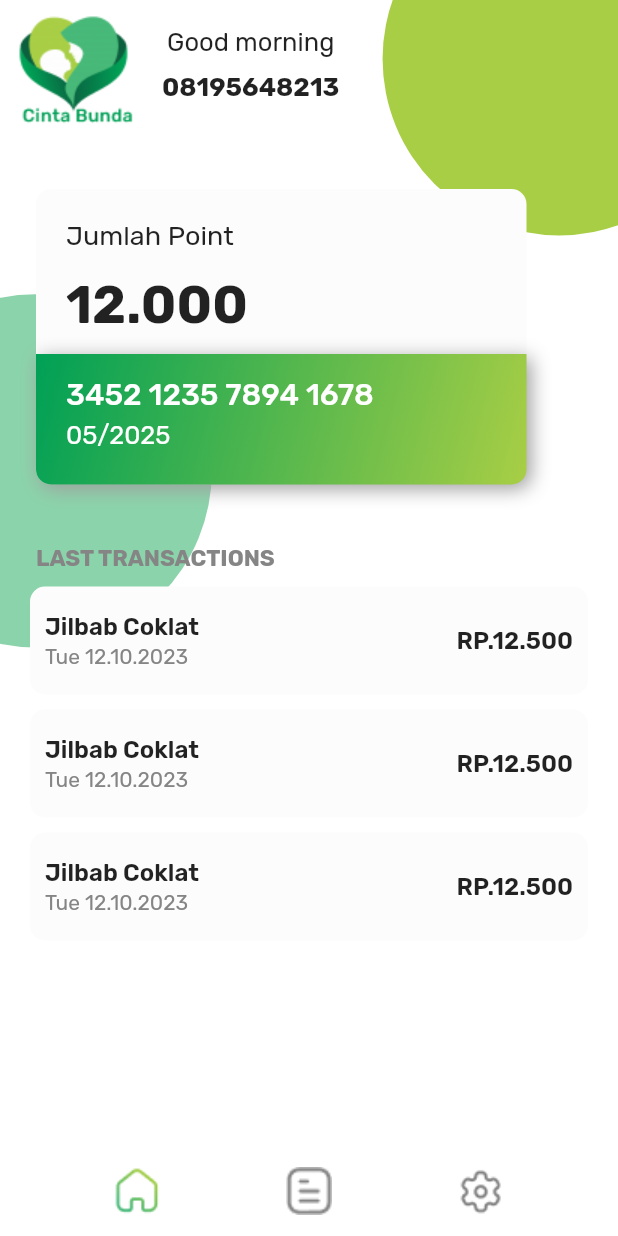
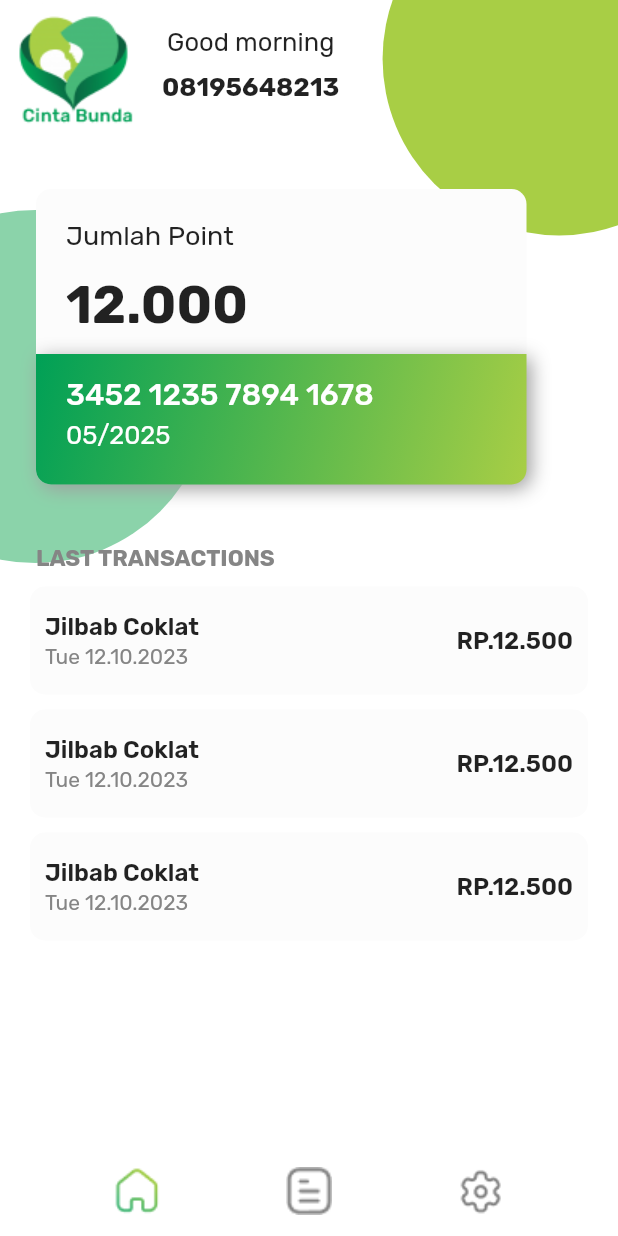
Before and after one commit to Nustra-Studio/cinta_bunda, a Flutter app: the screen it shows after launch, after a tap on "Sign In", on a phone screen of 412 x 824 dp. Run offline on Flutter 3.47's test engine with Material 2 defaults, Android fonts, the light colour scheme and no system bars; our stand-ins replace get, google_fonts.

Commit message:
fix AccountOverView

```diff
--- a/lib/page/account_overview.dart
+++ b/lib/page/account_overview.dart
@@ -32,7 +32,8 @@ class _HomeState extends State<Home> {
   Widget build(BuildContext context) {
     return Scaffold(
       backgroundColor: Colors.white,
-      body: Stack(
+      body: SingleChildScrollView(
+        child: Stack(
           children: [
             Positioned(
               right: -getCircleDiameter(context) / 3,
@@ -47,7 +48,7 @@ class _HomeState extends State<Home> {
             ),
             Positioned(
               left: -getCircleDiameter(context) / 2.5,
-            bottom: -getCircleDiameter(context) / -0.6,
+              bottom: -getCircleDiameter(context) / -0.9,
               child: Container(
                 width: getCircleDiameter(context),
                 height: getCircleDiameter(context),
@@ -127,7 +128,10 @@ class _HomeState extends State<Home> {
                           height: 87,
                           decoration: BoxDecoration(
                               gradient: LinearGradient(
-                                colors: [Color(0xFF00A056), Color(0xFFA8CE45)],
+                                  colors: [
+                                    Color(0xFF00A056),
+                                    Color(0xFFA8CE45)
+                                  ],
                                   begin: Alignment.topLeft,
                                   end: Alignment.bottomRight),
                               borderRadius: BorderRadius.only(
@@ -192,7 +196,8 @@ class _HomeState extends State<Home> {
                               contentPadding: EdgeInsets.fromLTRB(10, 0, 10, 0),
                               title: Text("Jilbab Coklat",
                                   style: GoogleFonts.rubik(
-                                    fontSize: 16, fontWeight: FontWeight.w600)),
+                                      fontSize: 16,
+                                      fontWeight: FontWeight.w600)),
                               subtitle: Text("Tue 12.10.2023",
                                   style: GoogleFonts.rubik(
                                       color: Color(0xFF858585))),
@@ -212,7 +217,8 @@ class _HomeState extends State<Home> {
                               contentPadding: EdgeInsets.fromLTRB(10, 0, 10, 0),
                               title: Text("Jilbab Coklat",
                                   style: GoogleFonts.rubik(
-                                    fontSize: 16, fontWeight: FontWeight.w600)),
+                                      fontSize: 16,
+                                      fontWeight: FontWeight.w600)),
                               subtitle: Text("Tue 12.10.2023",
                                   style: GoogleFonts.rubik(
                                       color: Color(0xFF858585))),
@@ -232,7 +238,8 @@ class _HomeState extends State<Home> {
                               contentPadding: EdgeInsets.fromLTRB(10, 0, 10, 0),
                               title: Text("Jilbab Coklat",
                                   style: GoogleFonts.rubik(
-                                    fontSize: 16, fontWeight: FontWeight.w600)),
+                                      fontSize: 16,
+                                      fontWeight: FontWeight.w600)),
                               subtitle: Text("Tue 12.10.2023",
                                   style: GoogleFonts.rubik(
                                       color: Color(0xFF858585))),
@@ -260,6 +267,7 @@ class _HomeState extends State<Home> {
             )
           ],
         ),
+      ),
     );
   }
 }
```
Lines whose indentation alone changed are shown as unchanged.
